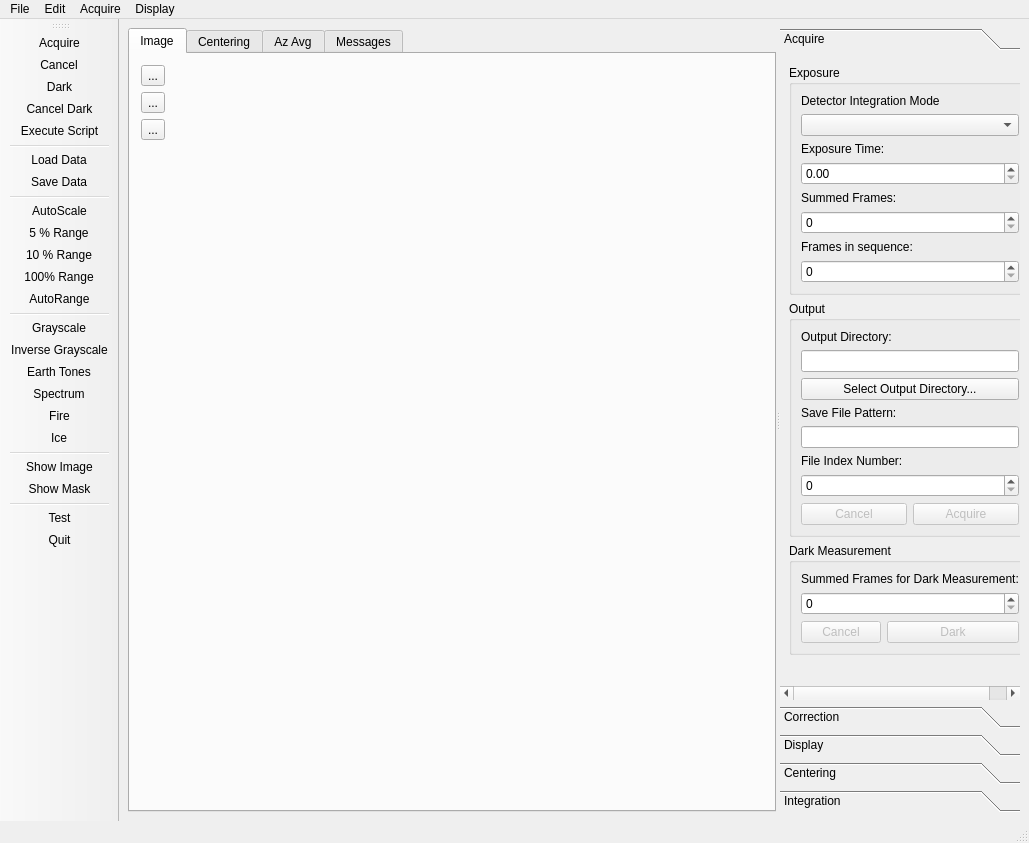
Old version of the form qxrdwindow.ui in the repository guyjennings/qxrd.
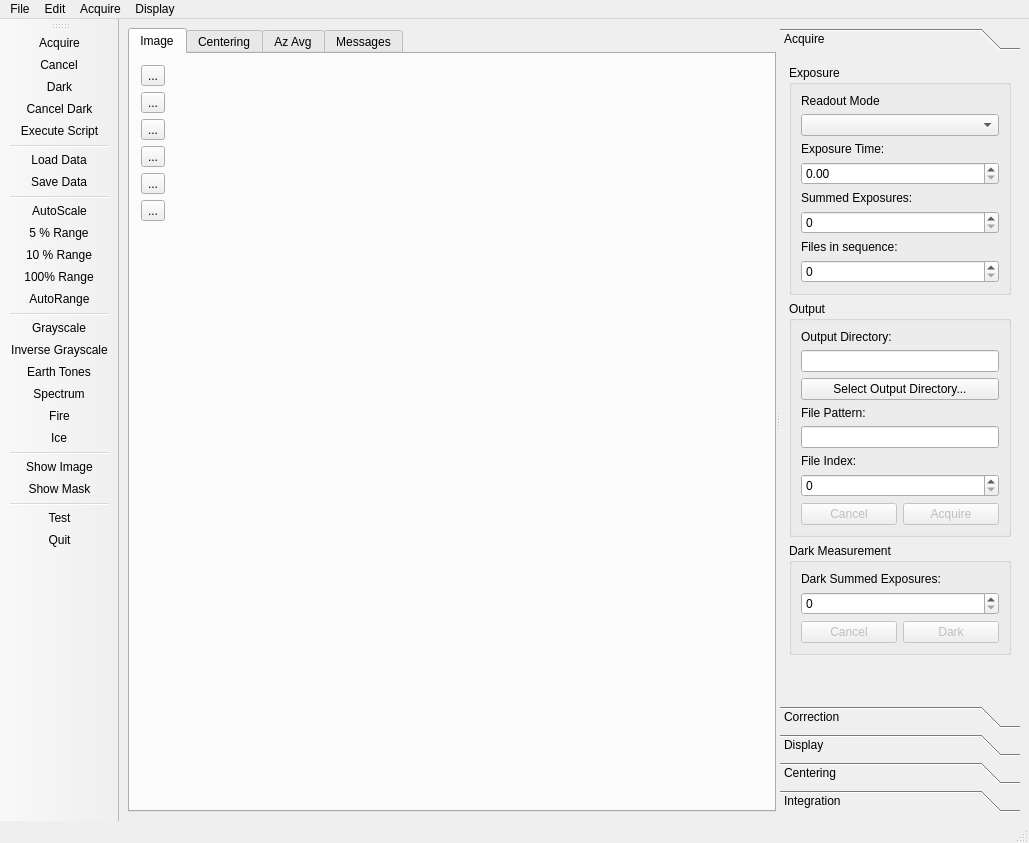
New version of the form. Icons and pictures are not drawn. Custom widgets are drawn as their Qt base class.

Commit message: Rearranged sources - split up acquisition into several layers Added center indicator tool

The edit to the form file:
```diff
--- a/qxrdwindow.ui
+++ b/qxrdwindow.ui
@@ -102,7 +102,7 @@
               </property>
              </widget>
             </item>
-            <item row="3" column="1">
+            <item row="6" column="1">
              <spacer name="verticalSpacer_4">
               <property name="orientation">
                <enum>Qt::Vertical</enum>
@@ -135,6 +135,81 @@
               </property>
              </widget>
             </item>
+            <item row="3" column="1">
+             <widget class="QToolButton" name="m_ImageSetCenterButton">
+              <property name="text">
+               <string>...</string>
+              </property>
+              <property name="icon">
+               <iconset resource="qxrdresources.qrc">
+                <normaloff>:/images/images/ringfinder.png</normaloff>:/images/images/ringfinder.png</iconset>
+              </property>
+              <property name="iconSize">
+               <size>
+                <width>24</width>
+                <height>24</height>
+               </size>
+              </property>
+              <property name="checkable">
+               <bool>true</bool>
+              </property>
+              <property name="autoExclusive">
+               <bool>true</bool>
+              </property>
+             </widget>
+            </item>
+            <item row="4" column="1">
+             <widget class="QToolButton" name="m_ImageSliceButton">
+              <property name="text">
+               <string>...</string>
+              </property>
+              <property name="icon">
+               <iconset resource="qxrdresources.qrc">
+                <normaloff>:/images/images/slice.png</normaloff>:/images/images/slice.png</iconset>
+              </property>
+              <property name="iconSize">
+               <size>
+                <width>24</width>
+                <height>24</height>
+               </size>
+              </property>
+              <property name="checkable">
+               <bool>true</bool>
+              </property>
+              <property name="autoExclusive">
+               <bool>true</bool>
+              </property>
+             </widget>
+            </item>
+            <item row="5" column="1">
+             <widget class="QToolButton" name="m_ImageMeasureButton">
+              <property name="text">
+               <string>...</string>
+              </property>
+              <property name="icon">
+               <iconset resource="qxrdresources.qrc">
+                <normaloff>:/images/images/measure.png</normaloff>:/images/images/measure.png</iconset>
+              </property>
+              <property name="iconSize">
+               <size>
+                <width>24</width>
+                <height>24</height>
+               </size>
+              </property>
+              <property name="checkable">
+               <bool>true</bool>
+              </property>
+              <property name="autoExclusive">
+               <bool>true</bool>
+              </property>
+              <property name="autoRaise">
+               <bool>false</bool>
+              </property>
+              <property name="arrowType">
+               <enum>Qt::NoArrow</enum>
+              </property>
+             </widget>
+            </item>
            </layout>
           </widget>
          </item>
@@ -453,7 +528,7 @@
             <item row="0" column="0">
              <widget class="QLabel" name="label_13">
               <property name="text">
-               <string>Detector Integration Mode</string>
+               <string>Readout Mode</string>
               </property>
              </widget>
             </item>
@@ -482,7 +557,7 @@
             <item row="4" column="0">
              <widget class="QLabel" name="label_2">
               <property name="text">
-               <string>Summed Frames:</string>
+               <string>Summed Exposures:</string>
               </property>
              </widget>
             </item>
@@ -510,7 +585,7 @@
             <item row="6" column="0">
              <widget class="QLabel" name="label_3">
               <property name="text">
-               <string>Frames in sequence:</string>
+               <string>Files in sequence:</string>
               </property>
              </widget>
             </item>
@@ -604,7 +679,7 @@
             <item row="3" column="0" colspan="2">
              <widget class="QLabel" name="label_4">
               <property name="text">
-               <string>Save File Pattern:</string>
+               <string>File Pattern:</string>
               </property>
              </widget>
             </item>
@@ -629,7 +704,7 @@
             <item row="5" column="0" colspan="2">
              <widget class="QLabel" name="label_5">
               <property name="text">
-               <string>File Index Number:</string>
+               <string>File Index:</string>
               </property>
              </widget>
             </item>
@@ -696,7 +771,7 @@
             <item row="0" column="0" colspan="2">
              <widget class="QLabel" name="label_7">
               <property name="text">
-               <string>Summed Frames for Dark Measurement:</string>
+               <string>Dark Summed Exposures:</string>
               </property>
              </widget>
             </item>
@@ -1473,19 +1548,24 @@
    <extends>QFrame</extends>
    <header>qwt_plot.h</header>
   </customwidget>
+  <customwidget>
+   <class>QxrdPlot</class>
+   <extends>QwtPlot</extends>
+   <header>qxrdplot.h</header>
+  </customwidget>
   <customwidget>
    <class>QxrdImagePlot</class>
-   <extends>QwtPlot</extends>
+   <extends>QxrdPlot</extends>
    <header>qxrdimageplot.h</header>
   </customwidget>
   <customwidget>
    <class>QxrdCenterFinderPlot</class>
-   <extends>QwtPlot</extends>
+   <extends>QxrdPlot</extends>
    <header>qxrdcenterfinderplot.h</header>
   </customwidget>
   <customwidget>
    <class>QxrdIntegratorPlot</class>
-   <extends>QwtPlot</extends>
+   <extends>QxrdPlot</extends>
    <header>qxrdintegratorplot.h</header>
   </customwidget>
  </customwidgets>
```
Left out of the diff: 62 changed lines with no effect on the pictures. Lines whose indentation alone changed are shown as unchanged. The commit also changes 47 other files.
